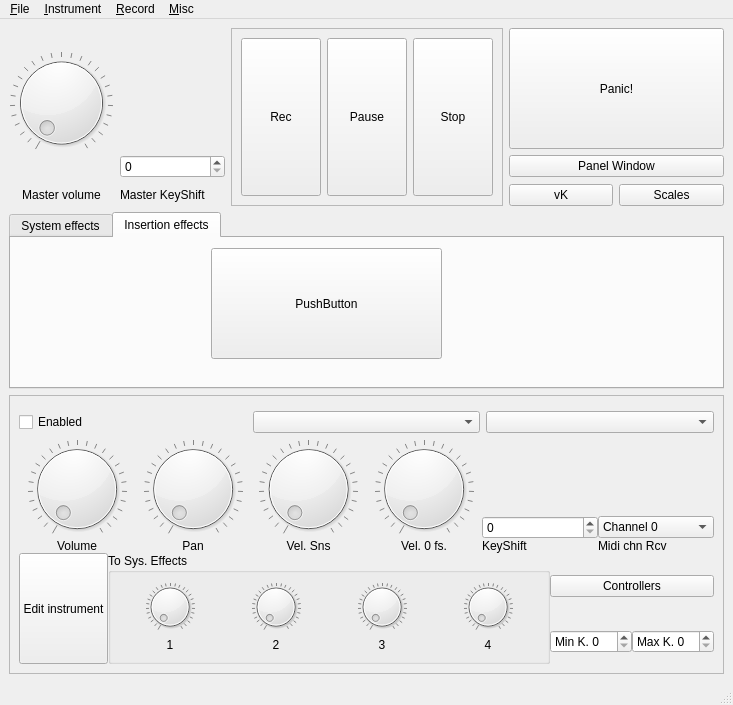
Qt form src/NewUI/masterUI.ui (saidinesh5/ZynAddSubFX) before a commit.
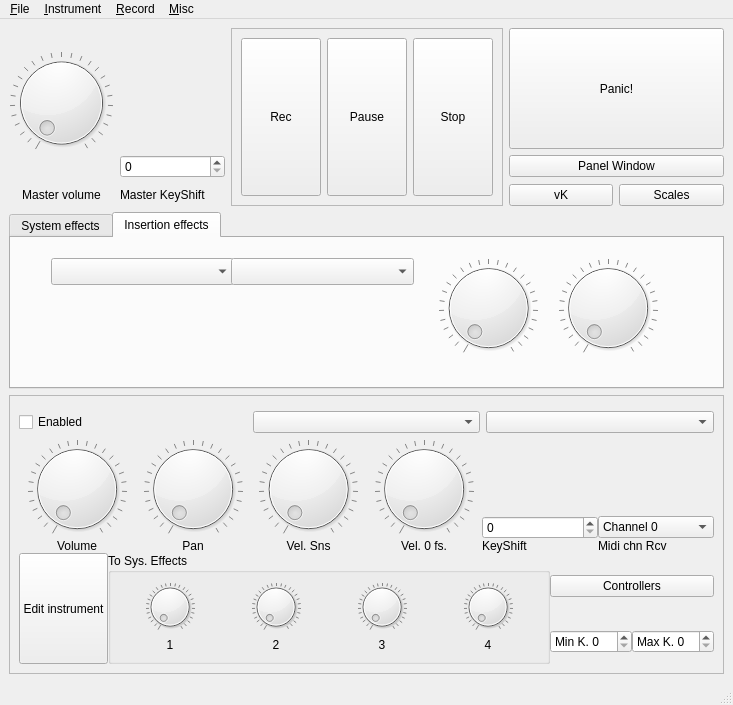
The same form after that commit. Icons and pictures are not drawn. Custom widgets are drawn as their Qt base class.

Commit message: add some test-widgets for filterparams, and fix the volume defaults

```diff
--- a/src/NewUI/masterUI.ui
+++ b/src/NewUI/masterUI.ui
@@ -160,27 +160,86 @@
        <attribute name="title">
         <string>Insertion effects</string>
        </attribute>
-       <widget class="QPushButton" name="pushButton_8">
+       <widget class="ComboBox" name="comboBox_3">
         <property name="geometry">
          <rect>
-          <x>200</x>
-          <y>10</y>
-          <width>231</width>
-          <height>111</height>
+          <x>40</x>
+          <y>20</y>
+          <width>183</width>
+          <height>27</height>
          </rect>
         </property>
-        <property name="text">
-         <string>PushButton</string>
+        <property name="controlId" stdset="0">
+         <string>Type</string>
         </property>
-        <property name="icon">
-         <iconset>
-          <normaloff>:/images/images/power.png</normaloff>:/images/images/power.png</iconset>
+       </widget>
+       <widget class="ComboBox" name="comboBox_4">
+        <property name="geometry">
+         <rect>
+          <x>220</x>
+          <y>20</y>
+          <width>183</width>
+          <height>27</height>
+         </rect>
         </property>
-        <property name="iconSize">
-         <size>
-          <width>64</width>
-          <height>64</height>
-         </size>
+        <property name="controlId" stdset="0">
+         <string>Category</string>
+        </property>
+       </widget>
+       <widget class="Dial" name="partPan_2">
+        <property name="geometry">
+         <rect>
+          <x>420</x>
+          <y>20</y>
+          <width>115</width>
+          <height>100</height>
+         </rect>
+        </property>
+        <property name="maximum">
+         <number>127</number>
+        </property>
+        <property name="pageStep">
+         <number>32</number>
+        </property>
+        <property name="wrapping">
+         <bool>false</bool>
+        </property>
+        <property name="notchTarget">
+         <double>4.699999999999999</double>
+        </property>
+        <property name="notchesVisible">
+         <bool>true</bool>
+        </property>
+        <property name="controlId" stdset="0">
+         <string>CenterFrequency</string>
+        </property>
+       </widget>
+       <widget class="Dial" name="masterVolume_10">
+        <property name="geometry">
+         <rect>
+          <x>540</x>
+          <y>20</y>
+          <width>114</width>
+          <height>100</height>
+         </rect>
+        </property>
+        <property name="maximum">
+         <number>127</number>
+        </property>
+        <property name="pageStep">
+         <number>32</number>
+        </property>
+        <property name="wrapping">
+         <bool>false</bool>
+        </property>
+        <property name="notchTarget">
+         <double>4.699999999999999</double>
+        </property>
+        <property name="notchesVisible">
+         <bool>true</bool>
+        </property>
+        <property name="controlId" stdset="0">
+         <string>Frequency</string>
         </property>
        </widget>
       </widget>
```
Left out of the diff: 3 changed lines with no effect on the pictures. The commit also changes 2 other files.
